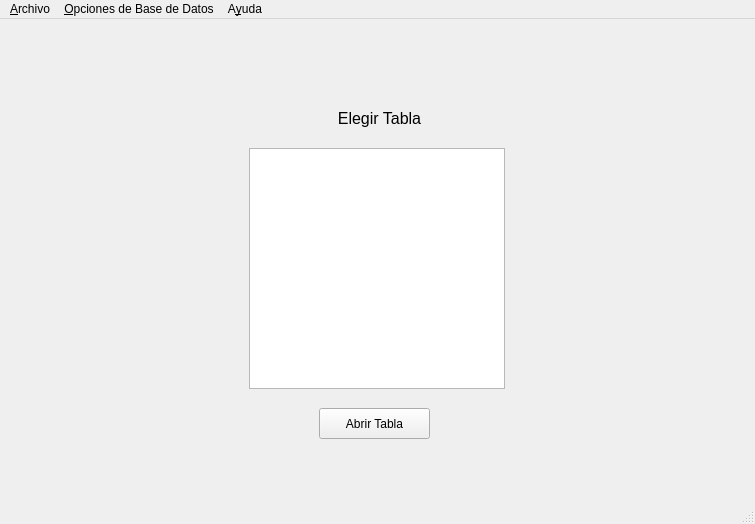
Before: the Qt Designer form mwindow.ui in jcespinoza/JCs_Access, drawn with Qt 5.
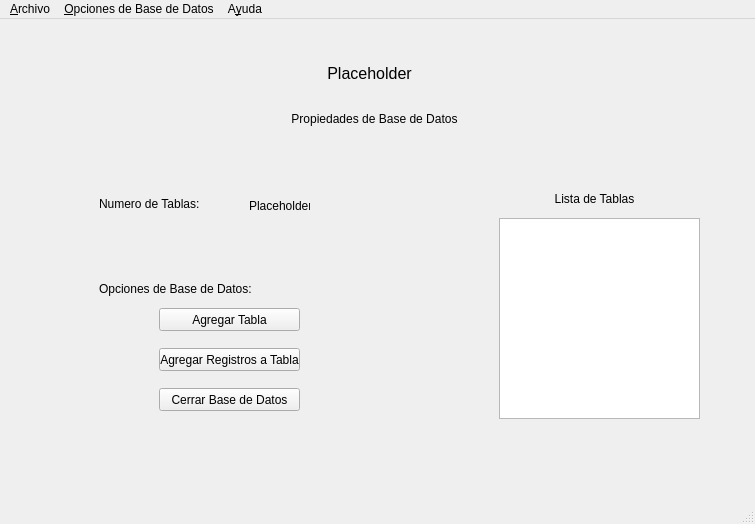
After: the same form once the commit is applied. The open tabs and pages were chosen to show the change.

Commit message: Now it can load the table definition from disk on request

Patch:
```diff
--- a/mwindow.ui
+++ b/mwindow.ui
@@ -97,52 +97,6 @@
       </property>
      </widget>
     </widget>
-    <widget class="QWidget" name="pgTableSelection">
-     <widget class="QListWidget" name="lwTables">
-      <property name="geometry">
-       <rect>
-        <x>240</x>
-        <y>100</y>
-        <width>256</width>
-        <height>241</height>
-       </rect>
-      </property>
-     </widget>
-     <widget class="QLabel" name="label_5">
-      <property name="geometry">
-       <rect>
-        <x>280</x>
-        <y>60</y>
-        <width>181</width>
-        <height>20</height>
-       </rect>
-      </property>
-      <property name="font">
-       <font>
-        <pointsize>12</pointsize>
-       </font>
-      </property>
-      <property name="text">
-       <string>Elegir Tabla</string>
-      </property>
-      <property name="alignment">
-       <set>Qt::AlignCenter</set>
-      </property>
-     </widget>
-     <widget class="QPushButton" name="pbOpenTable">
-      <property name="geometry">
-       <rect>
-        <x>310</x>
-        <y>360</y>
-        <width>111</width>
-        <height>31</height>
-       </rect>
-      </property>
-      <property name="text">
-       <string>Abrir Tabla</string>
-      </property>
-     </widget>
-    </widget>
     <widget class="QWidget" name="pgStatistics">
      <widget class="QLabel" name="label">
       <property name="geometry">
@@ -163,8 +117,8 @@
      <widget class="QLabel" name="label_2">
       <property name="geometry">
        <rect>
-        <x>40</x>
-        <y>110</y>
+        <x>90</x>
+        <y>140</y>
         <width>141</width>
         <height>31</height>
        </rect>
@@ -176,8 +130,8 @@
      <widget class="QLabel" name="label_6">
       <property name="geometry">
        <rect>
-        <x>450</x>
-        <y>110</y>
+        <x>500</x>
+        <y>140</y>
         <width>171</width>
         <height>21</height>
        </rect>
@@ -213,8 +167,8 @@
      <widget class="QLabel" name="lbNumberOfTables">
       <property name="geometry">
        <rect>
-        <x>190</x>
-        <y>112</y>
+        <x>240</x>
+        <y>142</y>
         <width>61</width>
         <height>31</height>
        </rect>
@@ -226,18 +180,21 @@
      <widget class="QListWidget" name="lwTablesList">
       <property name="geometry">
        <rect>
-        <x>440</x>
-        <y>130</y>
+        <x>490</x>
+        <y>170</y>
         <width>201</width>
-        <height>192</height>
+        <height>201</height>
        </rect>
       </property>
+      <property name="alternatingRowColors">
+       <bool>true</bool>
+      </property>
      </widget>
      <widget class="QPushButton" name="pbAddTable">
       <property name="geometry">
        <rect>
-        <x>100</x>
-        <y>230</y>
+        <x>150</x>
+        <y>260</y>
         <width>141</width>
         <height>23</height>
        </rect>
@@ -249,8 +206,8 @@
      <widget class="QPushButton" name="pbAddRecords">
       <property name="geometry">
        <rect>
-        <x>100</x>
-        <y>270</y>
+        <x>150</x>
+        <y>300</y>
         <width>141</width>
         <height>23</height>
        </rect>
@@ -262,8 +219,8 @@
      <widget class="QLabel" name="label_8">
       <property name="geometry">
        <rect>
-        <x>40</x>
-        <y>200</y>
+        <x>90</x>
+        <y>230</y>
         <width>251</width>
         <height>21</height>
        </rect>
@@ -278,8 +235,8 @@
      <widget class="QPushButton" name="pbAddTable_2">
       <property name="geometry">
        <rect>
-        <x>100</x>
-        <y>310</y>
+        <x>150</x>
+        <y>340</y>
         <width>141</width>
         <height>23</height>
        </rect>
```
Left out of the diff: 21 changed lines with no effect on the pictures. The commit also changes 9 other files.
